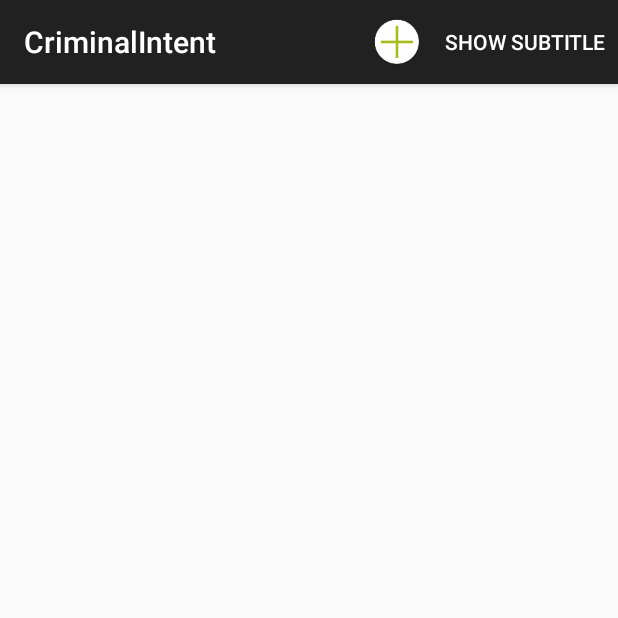
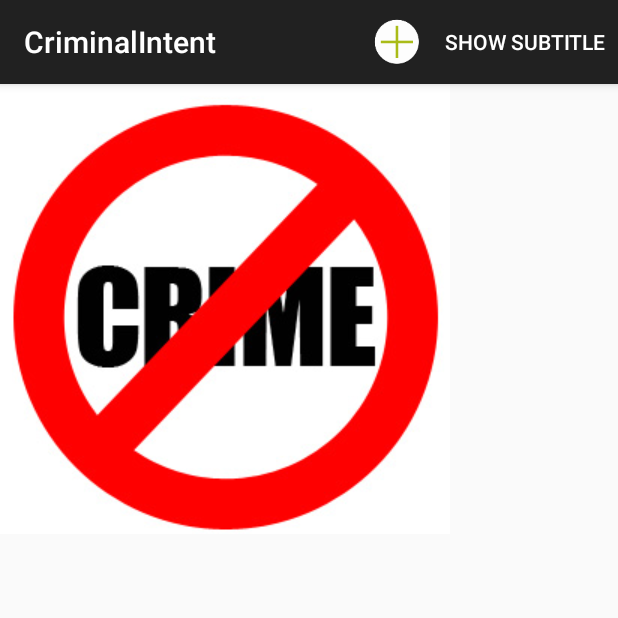
Before and after one commit to jorgwel/CriminalIntent, an Android app: the screen it shows after launch (CrimeListActivity), on a phone screen of 412 x 824 dp, the top half of it. Run offline under Robolectric (Android 15) with nearby library versions, the phone set to English and light mode, and no system bars.

Commit message:
Challenge of empty view, done!

```diff
--- a/app/src/main/java/geoquiz/book/criminalintent/CrimeListFragment.java
+++ b/app/src/main/java/geoquiz/book/criminalintent/CrimeListFragment.java
@@ -16,12 +16,12 @@ import android.view.View;
 import android.view.ViewGroup;
 import android.widget.CheckBox;
 import android.widget.TextView;
-import android.widget.Toast;
 
 import java.util.List;
 
 import geoquiz.book.criminalintent.model.Crime;
 import geoquiz.book.criminalintent.model.CrimeLab;
+import geoquiz.book.criminalintent.util.EmptyRecyclerView;
 
 /**
  * Created by jorge.bautista on 11/09/15.
@@ -32,9 +32,10 @@ public class CrimeListFragment extends Fragment {
 
     private static final String SAVED_SUBTITLE_VISIBLE = "subtitle";
 
-    private RecyclerView mCrimeRecyclerView;
+    private EmptyRecyclerView mCrimeRecyclerView;
     private CrimeAdapter mAdapter;
     private boolean mSubtitleVisible;
+    private View mEmptyView;
 
 
     @Override
@@ -110,7 +111,8 @@ public class CrimeListFragment extends Fragment {
     public View onCreateView(LayoutInflater inflater, ViewGroup container, Bundle savedInstanceState) {
 
         View view = inflater.inflate(R.layout.fragment_crime_list, container, false);
-        mCrimeRecyclerView = (RecyclerView) view.findViewById(R.id.crime_recycler_view);
+        mCrimeRecyclerView = (EmptyRecyclerView) view.findViewById(R.id.crime_recycler_view);
+        mEmptyView = view.findViewById(R.id.empty_view);
         mCrimeRecyclerView.setLayoutManager(new LinearLayoutManager(getActivity()));
 
         if(savedInstanceState != null) {
@@ -130,6 +132,7 @@ public class CrimeListFragment extends Fragment {
         if(mAdapter == null) {
             mAdapter = new CrimeAdapter(crimes);
             mCrimeRecyclerView.setAdapter(mAdapter);
+            mCrimeRecyclerView.setEmptyView(mEmptyView);
         } else {
             mAdapter.notifyDataSetChanged();
         }
--- /dev/null
+++ b/app/src/main/java/geoquiz/book/criminalintent/util/EmptyRecyclerView.java
@@ -0,0 +1,60 @@
+package geoquiz.book.criminalintent.util;
+
+
+import android.content.Context;
+import android.support.annotation.Nullable;
+import android.support.v7.widget.RecyclerView;
+import android.util.AttributeSet;
+import android.util.Log;
+import android.view.View;
+
+
+/**
+ * Created by jorge.bautista on 23/09/15.
+ * Code taken from https://gist.github.com/adelnizamutdinov/31c8f054d1af4588dc5c
+ */
+public class EmptyRecyclerView extends RecyclerView {
+    public static final String TAG = "EmptyRecyclerView";
+    @Nullable
+    View emptyView;
+
+    public EmptyRecyclerView(Context context) { super(context); }
+
+    public EmptyRecyclerView(Context context, AttributeSet attrs) { super(context, attrs); }
+
+    public EmptyRecyclerView(Context context, AttributeSet attrs, int defStyle) {
+        super(context, attrs, defStyle);
+    }
+
+    void checkIfEmpty() {
+        if (emptyView != null) {
+            String v = getAdapter().getItemCount() > 0 ? "GONE" : "VISIBLE";
+            Log.d(TAG, "The visibility will be: " + v);
+            emptyView.setVisibility(v == "GONE"? GONE : VISIBLE);
+        }
+    }
+
+    final AdapterDataObserver observer = new AdapterDataObserver() {
+        @Override public void onChanged() {
+            super.onChanged();
+            checkIfEmpty();
+        }
+    };
+
+    @Override public void setAdapter(@Nullable Adapter adapter) {
+        final Adapter oldAdapter = getAdapter();
+        if (oldAdapter != null) {
+            oldAdapter.unregisterAdapterDataObserver(observer);
+        }
+        super.setAdapter(adapter);
+        if (adapter != null) {
+            adapter.registerAdapterDataObserver(observer);
+        }
+    }
+
+    public void setEmptyView(@Nullable View emptyView) {
+        Log.d(TAG, "This is the empty view: " + emptyView);
+        this.emptyView = emptyView;
+        checkIfEmpty();
+    }
+}
--- a/app/src/main/res/layout/fragment_crime_list.xml
+++ b/app/src/main/res/layout/fragment_crime_list.xml
@@ -1,6 +1,27 @@
-<android.support.v7.widget.RecyclerView
+<LinearLayout
     xmlns:android="http://schemas.android.com/apk/res/android"
-    android:id="@+id/crime_recycler_view"
     android:layout_width="match_parent"
     android:layout_height="match_parent"
-    />
+    android:orientation="vertical">
+
+
+    <!--<TextView-->
+        <!--android:id="@+id/empty_view"-->
+        <!--android:layout_width="match_parent"-->
+        <!--android:layout_height="wrap_content"-->
+        <!--android:text="@string/empty_crime_list_message"-->
+        <!--/>-->
+    <ImageView
+        android:id="@+id/empty_view"
+        android:layout_width="wrap_content"
+        android:layout_height="wrap_content"
+        android:src="@drawable/anticrime" />
+
+    <geoquiz.book.criminalintent.util.EmptyRecyclerView
+
+        android:id="@+id/crime_recycler_view"
+        android:layout_width="match_parent"
+        android:layout_height="match_parent"
+        />
+
+</LinearLayout>
--- a/app/src/main/res/values/strings.xml
+++ b/app/src/main/res/values/strings.xml
@@ -13,6 +13,7 @@
     <string name="new_crime">New Crime</string>
     <string name="show_subtitle">Show Subtitle</string>
     <string name="hide_subtitle">Hide Subtitle</string>
+    <string name="empty_crime_list_message">There are no crimes...</string>
     <!--<string name="subtitle_format">%1$s crimes</string>-->
 
     <plurals name="subtitle_plural">
```
Also changed, not shown: app/src/main/ic_empty_icon-web.png (added), app/src/main/res/drawable/anticrime.jpg (added).
